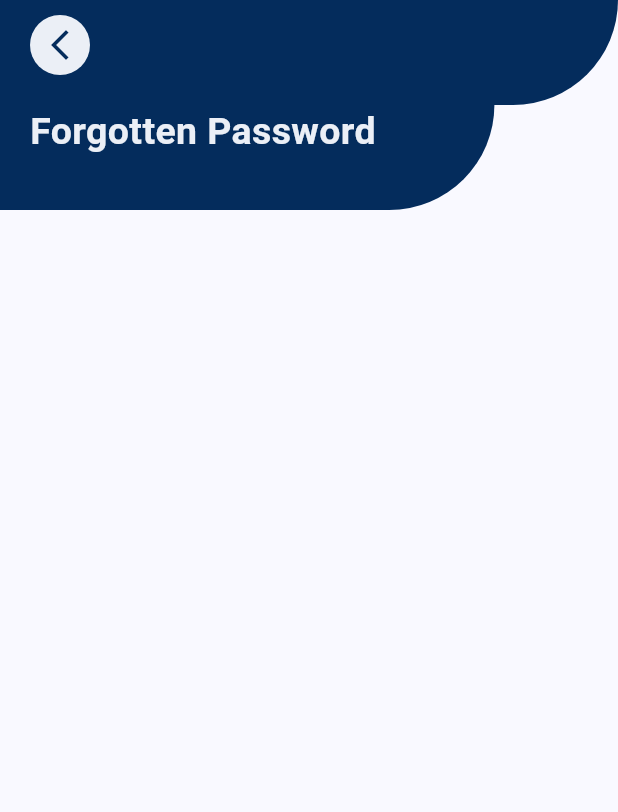
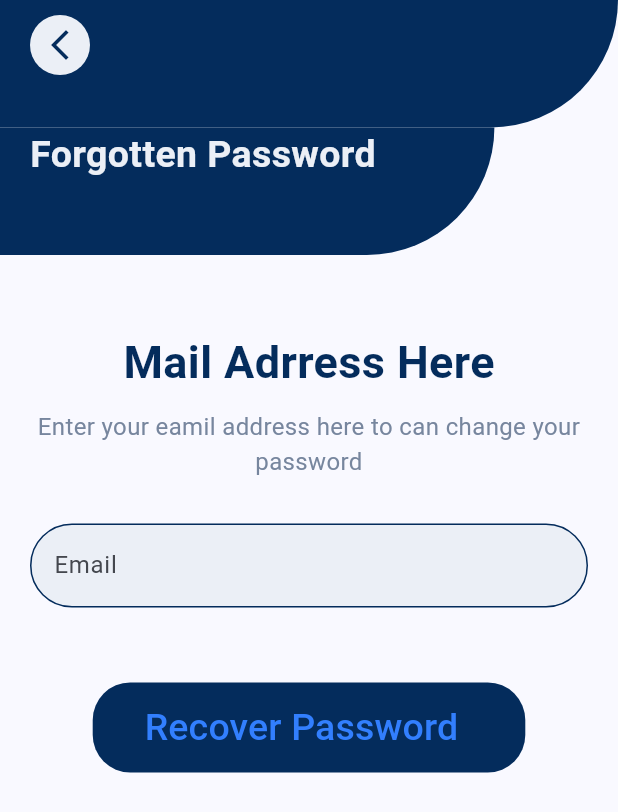
Before and after one commit to MinaYasser100/Faithful-Servant, a Flutter app: the ForgottenPasswordView screen opened by its route, on a phone screen of 412 x 824 dp. Shown: the top 812 px of the screen. Run offline on Flutter 3.47's test engine with Material 3 defaults, Android fonts, the phone set to English and light mode, and no system bars; our stand-ins replace cloud_firestore, firebase_auth, firebase_core, firebase_storage, flutter_animate, flutter_bloc and 3 more; accounts and stored records are empty.

Commit message:
finish forgotten password ui design

```diff
--- /dev/null
+++ b/lib/features/forgotten_password/presentation/views/widgets/forgotten_password_body_content.dart
@@ -0,0 +1,56 @@
+import 'package:faithful_servant/core/function/email_validator.dart';
+import 'package:faithful_servant/core/helper/constant.dart';
+import 'package:faithful_servant/core/helper/styles.dart';
+import 'package:faithful_servant/core/widgets/custom_text_button.dart';
+import 'package:faithful_servant/core/widgets/custom_text_from_field.dart';
+import 'package:flutter/material.dart';
+
+class ForgottenPasswordBodyContent extends StatelessWidget {
+  const ForgottenPasswordBodyContent({
+    super.key,
+    required this.emailController,
+    required this.formKey,
+  });
+
+  final TextEditingController emailController;
+  final GlobalKey<FormState> formKey;
+
+  @override
+  Widget build(BuildContext context) {
+    return Form(
+      key: formKey,
+      child: Column(
+        children: [
+          const Text(
+            "Mail Adrress Here",
+            style: Styles.textStyle30,
+          ),
+          const SizedBox(
+            height: 10,
+          ),
+          Text(
+            'Enter your eamil address here to can change your password',
+            style: Styles.textStyle16.copyWith(color: kDarkSecondColor),
+            textAlign: TextAlign.center,
+          ),
+          const SizedBox(
+            height: 30,
+          ),
+          CustomTextFromField(
+            labelText: 'Email',
+            textEditingController: emailController,
+            validator: emailValidator,
+            keyboardType: TextInputType.emailAddress,
+          ),
+          const SizedBox(
+            height: 50,
+          ),
+          CustomTextButton(
+            textButton: "Recover Password",
+            onPressed: () {},
+          ),
+        ],
+      ),
+    );
+  }
+}
--- a/lib/features/forgotten_password/presentation/views/widgets/forgotten_password_view_body.dart
+++ b/lib/features/forgotten_password/presentation/views/widgets/forgotten_password_view_body.dart
@@ -1,16 +1,40 @@
 import 'package:flutter/material.dart';
 import 'forgotten_password_app_bar.dart';
+import 'forgotten_password_body_content.dart';
 
-class ForgottenPasswordViewBody extends StatelessWidget {
+class ForgottenPasswordViewBody extends StatefulWidget {
   const ForgottenPasswordViewBody({super.key});
 
   @override
+  State<ForgottenPasswordViewBody> createState() =>
+      _ForgottenPasswordViewBodyState();
+}
+
+class _ForgottenPasswordViewBodyState extends State<ForgottenPasswordViewBody> {
+  final TextEditingController emailController = TextEditingController();
+  GlobalKey<FormState> formkey = GlobalKey();
+  @override
+  void dispose() {
+    super.dispose();
+    emailController.dispose();
+  }
+
+  @override
   Widget build(BuildContext context) {
-    return const Column(
-      crossAxisAlignment: CrossAxisAlignment.start,
-      children: [
-        ForgottenPasswordAppBar(),
-      ],
+    return SingleChildScrollView(
+      child: Column(
+        children: [
+          const ForgottenPasswordAppBar(),
+          const SizedBox(
+            height: 30,
+          ),
+          Padding(
+            padding: const EdgeInsets.all(20.0),
+            child: ForgottenPasswordBodyContent(
+                emailController: emailController, formKey: formkey),
+          ),
+        ],
+      ),
     );
   }
 }
--- a/lib/features/forgotten_password/presentation/views/widgets/part_of_curve.dart
+++ b/lib/features/forgotten_password/presentation/views/widgets/part_of_curve.dart
@@ -13,7 +13,7 @@ class PartOfCurve extends StatelessWidget {
   @override
   Widget build(BuildContext context) {
     return Container(
-      height: 70,
+      height: 85,
       width: width,
       decoration: const BoxDecoration(
         color: kPrimaryColor,
```
